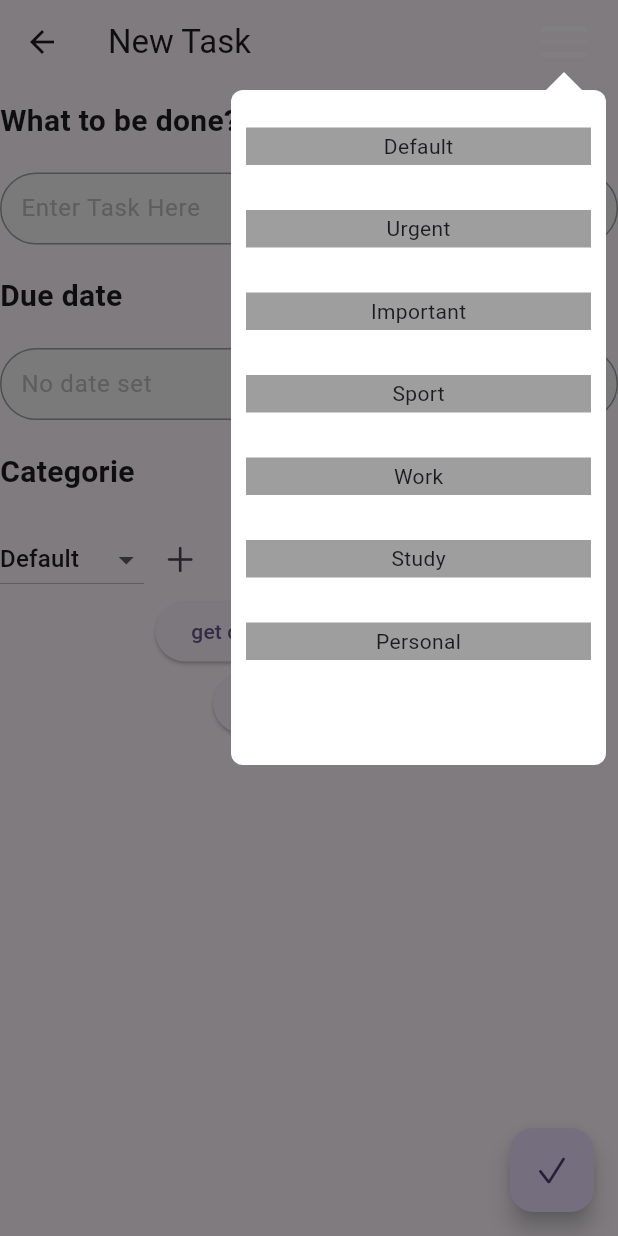
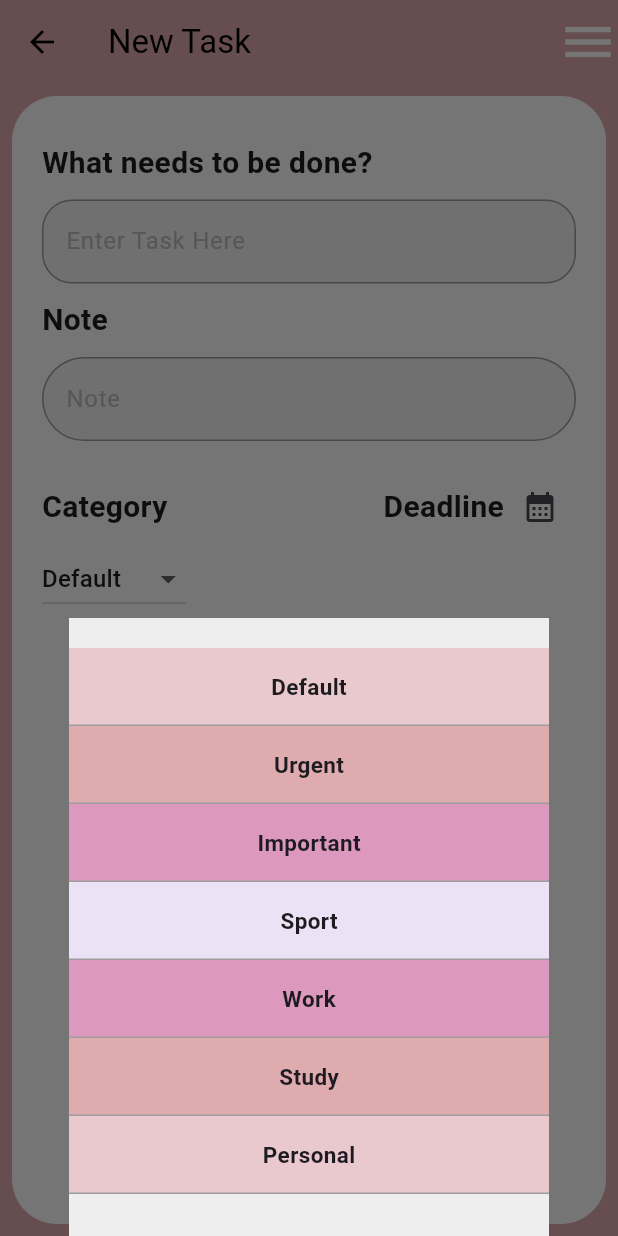
Before and after one commit to rania1231/to_do_list, a Flutter app: the AddTask screen opened directly, after a tap on the "menu" icon, on a phone screen of 412 x 824 dp. Run offline on Flutter 3.47's test engine with Material 3 defaults, Android fonts, the phone set to English and light mode, and no system bars; our stand-ins replace awesome_dialog, awesome_notifications, cloud_firestore, firebase_auth, firebase_core, firebase_storage and 1 more; missing offline and left inert: omni_datetime_picker; accounts and stored records are empty.

Commit message:
design part2

```diff
--- a/lib/views/addTask.dart
+++ b/lib/views/addTask.dart
@@ -1,9 +1,5 @@
 import 'dart:async';
 
-
-import 'package:awesome_notifications/awesome_notifications.dart';
-import 'package:cloud_firestore/cloud_firestore.dart';
-import 'package:firebase_storage/firebase_storage.dart';
 import 'package:flutter/cupertino.dart';
 import 'package:flutter/material.dart';
 import 'package:omni_datetime_picker/omni_datetime_picker.dart';
@@ -13,118 +9,128 @@ import 'package:to_do_list/views/home.dart';
 
 import '../classes/DataClass.dart';
 import '../classes/task.dart';
-import 'package:timezone/data/latest.dart' as tz;
-import 'package:timezone/timezone.dart'as tz;
-
 import 'menu.dart';
 
-
-
 class AddTask extends StatefulWidget {
-  const AddTask({super.key});
+  const AddTask({Key? key});
 
   @override
   State<AddTask> createState() => _AddTaskState();
 }
 
 class _AddTaskState extends State<AddTask> {
-  FirestoreService firestoreService=FirestoreService();
-  TextEditingController taskName=TextEditingController();
-  TextEditingController taskDate=TextEditingController();
-  List<String> categories=['Default','Urgent','Important','Sport','Work','Study','Personal'];
+  FirestoreService firestoreService = FirestoreService();
+  TextEditingController taskName = TextEditingController();
+  TextEditingController description = TextEditingController();
+  List<String> categories = ['Default', 'Urgent', 'Important', 'Sport', 'Work', 'Study', 'Personal'];
   String dropdownValue = 'Default';
-  late tz.Location localTimeZone;
   late DateTime deadline;
-  late  DataClass dataClass;
+  late DataClass dataClass;
 
   @override
   void initState() {
-    // TODO: implement initState
-    dataClass=DataClass(firestoreService: firestoreService);
-    tz.initializeTimeZones();
-
-// Get the local time zone
-    localTimeZone = tz.local;
-    print('LocalTimeZone=$localTimeZone');
+    dataClass = DataClass(firestoreService: firestoreService);
     super.initState();
   }
+
   @override
   Widget build(BuildContext context) {
     return Scaffold(
-      appBar:  AppBar(title:  Row(
-    mainAxisAlignment: MainAxisAlignment.spaceBetween,
-      children: [
-        Text('New Task'),
-        Menu()
+      appBar: AppBar(
+        title: Text('New Task', style: TextStyle(color: Colors.black)),
+        backgroundColor: Color(0xFFDEABAF),
+        elevation: 0,
+        iconTheme: IconThemeData(color: Colors.black),
+        actions: [
+          Menu(),
         ],
-    ),),
-      body: Container(
-        child: Column(
-          children: [
-            Form(
+      ),
+      backgroundColor: Color(0xFFDEABAF),
+      body: Padding(
+        padding: const EdgeInsets.all(8.0),
+        child: Container(
+          width: double.infinity,
+          decoration: BoxDecoration(
+            color: Colors.white,
+            borderRadius: BorderRadius.circular(30.0),
+          ),
+          child: Padding(
+            padding: const EdgeInsets.all(20.0),
             child: Column(
               crossAxisAlignment: CrossAxisAlignment.start,
               children: [
-                    Container(height: 10),
-
-                    // Center(child: Text("Sign Up", style: TextStyle(fontSize:50, fontWeight:  FontWeight.bold),)),
-
-                    Text("What to be done?", style: TextStyle(fontSize: 20, fontWeight:  FontWeight.bold)),
-                    Container(height: 20),
+                SizedBox(height: 10),
+                Text("What needs to be done?", style: TextStyle(fontSize: 20, fontWeight: FontWeight.bold)),
+                SizedBox(height: 10),
                 TextFormField(
                   keyboardType: TextInputType.text,
                   obscureText: false,
-                      validator: (val){
-                        if(val== ""){
-                          return "Can't be empty";
-                        }
-                      },
                   controller: taskName,
                   decoration: InputDecoration(
-                          hintText: 'Enter Task Here', hintStyle:   TextStyle(color: Colors.grey[400]),
-                          contentPadding: EdgeInsets.symmetric(vertical: 2, horizontal: 10),
+                    hintText: 'Enter Task Here',
+                    hintStyle: TextStyle(color: Colors.grey[400]),
                     filled: true,
                     fillColor: Colors.grey[100],
                     border: OutlineInputBorder(
                       borderRadius: BorderRadius.circular(50),
-                              borderSide: BorderSide(color: Colors.grey)),
-                          enabledBorder:  OutlineInputBorder(
-                              borderRadius: BorderRadius.circular(50),
-                              borderSide: BorderSide(color: Colors.grey)
-                          )
+                      borderSide: BorderSide(color: Colors.grey),
+                    ),
+                    enabledBorder: OutlineInputBorder(
+                      borderRadius: BorderRadius.circular(20),
+                      borderSide: BorderSide(color: Colors.grey),
                     ),
                   ),
-
-
-                    Container(height: 20),
-
-                    Text("Due date", style: TextStyle(fontSize: 20, fontWeight:  FontWeight.bold)),
-                    Container(height: 20),
+                ),
+                SizedBox(height: 10),
+                Text("Note", style: TextStyle(fontSize: 20, fontWeight: FontWeight.bold)),
+                SizedBox(height: 10),
                 TextFormField(
-                      keyboardType: TextInputType.datetime,
+                  keyboardType: TextInputType.text,
                   obscureText: false,
-                      controller: taskDate,
+                  controller: description,
                   decoration: InputDecoration(
-                          hintText: 'No date set', hintStyle:   TextStyle(color: Colors.grey[400]),
-                          contentPadding: EdgeInsets.symmetric(vertical: 2, horizontal: 10),
+                    hintText: 'Note',
+                    hintStyle: TextStyle(color: Colors.grey[400]),
                     filled: true,
                     fillColor: Colors.grey[100],
                     border: OutlineInputBorder(
+                      borderRadius: BorderRadius.circular(20),
+                      borderSide: BorderSide(color: Colors.grey),
+                    ),
+                    enabledBorder: OutlineInputBorder(
                       borderRadius: BorderRadius.circular(50),
-                              borderSide: BorderSide(color: Colors.grey)),
-                          enabledBorder:  OutlineInputBorder(
-                              borderRadius: BorderRadius.circular(50),
-                              borderSide: BorderSide(color: Colors.grey)
-                          )
+                      borderSide: BorderSide(color: Colors.grey),
                     ),
                   ),
+                ),
+                SizedBox(height: 20),
+                Row(
+                  mainAxisAlignment: MainAxisAlignment.spaceBetween,
+                  children: [
+                  Column(
+                    children: [
+                      Text("Category", style: TextStyle(fontSize: 20, fontWeight: FontWeight.bold)),
 
-                    Container(height: 20),
 
-                    Text("Categorie", style: TextStyle(fontSize: 20, fontWeight:  FontWeight.bold)),
-                    Container(height: 20),
+                    ],
+                  ),
                   Row(
                     children: [
+                      Text("Deadline", style: TextStyle(fontSize: 20, fontWeight: FontWeight.bold)),
+                      IconButton(
+                        onPressed: () async {
+                          DateTime? dateTime = await showDatePicker();
+                          if (dateTime != null) {
+                            setState(() {
+                              deadline = dateTime;
+                            });
+                          }
+                        },
+                        icon: Icon(Icons.calendar_month),
+                      )
+                    ],
+                  ),
+                ],),
                 DropdownButton<String>(
                   value: dropdownValue,
                   items: categories.map<DropdownMenuItem<String>>((String value) {
@@ -133,94 +139,47 @@ class _AddTaskState extends State<AddTask> {
                       child: Text(value),
                     );
                   }).toList(),
-
-                          onChanged:  (String? value) {
-                            // This is called when the user selects an item.
+                  onChanged: (String? value) {
                     setState(() {
                       dropdownValue = value!;
                     });
-                          },),
-                        IconButton(onPressed: (){}, icon: Icon(CupertinoIcons.add)),
+                  },
+                ),
 
-                      ],
-                    )
-                  ]),
-            ),
-            ElevatedButton(onPressed: ()async{
-             DateTime? dateTime=await showDatePicker();
-             print('dateTime=$dateTime');
-             deadline=dateTime!;
-            }, child: Text('get deadline of your task')),
+                //SizedBox(height: 10),
 
-
-      ElevatedButton(
-        onPressed: () async {
-          final localTimeZone = tz.local;
-          DateTime? deadline = await showDatePicker();
-          if (deadline != null) {
-            // Compare the deadline with the current date
-            if (DateTime.now().isAfter(deadline)) {
-              // If the current date is after the deadline, schedule the notification
-              await AwesomeNotifications().createNotification(
-                content: NotificationContent(
-                  id: UniqueKey().hashCode,
-                  channelKey: "basic_channel",
-                  title: "Task Deadline Exceeded",
-                  body: "Your task deadline has been exceeded!",
-                ),
-                schedule: NotificationInterval(
-                  interval: 0,
-                  timeZone: (localTimeZone).toString(),
-                  repeats: false,
-                  preciseAlarm: true,
-                ),
-              );
-
-            } else {
-              // If the current date is before the deadline, set a timer to schedule the notification when the deadline is reached
-              Duration difference = deadline.difference(DateTime.now());
-              Timer(difference, () async {
-
-                await AwesomeNotifications().createNotification(
-                  content: NotificationContent(
-                    id: UniqueKey().hashCode,
-                    channelKey: "basic_channel",
-                    title: "Task Deadline Exceeded",
-                    body: "Your task deadline has been exceeded!",
-                  ),
-                );
-              });
-            }
-          }
-        },
-        child: Text('Set Deadline'),
-      ),
               ],
             ),
           ),
-      floatingActionButton:FloatingActionButton(
-        onPressed: ()async{
-
-          Tache task=Tache(id:"",title:  taskName.text, completed: false,description: "",createdAt: DateTime.now(),categoryId:dropdownValue ,deadline:deadline );
+        ),
+      ),
+      floatingActionButtonLocation: FloatingActionButtonLocation.centerFloat,
+      floatingActionButton: FloatingActionButton(
+        backgroundColor: Color(0xFFDEABAF),
+        onPressed: () async {
+          Tache task = Tache(
+            id: "",
+            title: taskName.text,
+            completed: false,
+            description: description.text,
+            createdAt: DateTime.now(),
+            categoryId: dropdownValue,
+            deadline: deadline,
+          );
           context.read<DataClass>().addTask(task);
-          dataClass.sendNotif(task.deadline, task.completed);
-          Navigator.pushAndRemoveUntil(context, MaterialPageRoute(builder: (context)=>HomePage()), (route) => false);
-
+          Navigator.pushAndRemoveUntil(context, MaterialPageRoute(builder: (context) => HomePage()), (route) => false);
         },
         child: Icon(CupertinoIcons.check_mark),
-      ) ,
+      ),
     );
   }
 
-  Future<DateTime?> showDatePicker()async {
+  Future<DateTime?> showDatePicker() async {
     return await showOmniDateTimePicker(
       context: context,
       initialDate: DateTime.now(),
-      firstDate:
-      DateTime(1600).subtract(const Duration(days: 3652)),
-      lastDate: DateTime.now().add(
-        const Duration(days: 3652),
-      ),
+      firstDate: DateTime(1600).subtract(const Duration(days: 3652)),
+      lastDate: DateTime.now().add(const Duration(days: 3652)),
       is24HourMode: false,
       isShowSeconds: false,
       minutesInterval: 1,
@@ -244,7 +203,6 @@ class _AddTaskState extends State<AddTask> {
       transitionDuration: const Duration(milliseconds: 200),
       barrierDismissible: true,
       selectableDayPredicate: (dateTime) {
-        // Disable 25th Feb 2023
         if (dateTime == DateTime(2023, 2, 25)) {
           return false;
         } else {
@@ -253,8 +211,4 @@ class _AddTaskState extends State<AddTask> {
       },
     );
   }
-
-
-
-
 }
--- a/lib/views/menu.dart
+++ b/lib/views/menu.dart
@@ -1,36 +1,43 @@
 import 'package:flutter/material.dart';
-import 'package:popover/popover.dart';
 import 'package:to_do_list/views/taskByCategory.dart';
 
-
 class Menu extends StatelessWidget {
-  const Menu({super.key});
+  const Menu({Key? key}) : super(key: key);
 
   @override
   Widget build(BuildContext context) {
     return GestureDetector(
-      onTap: ()=>showPopover(
-          context: context,
-          bodyBuilder: (context)=>Column(
-            children: [
-              SizedBox(height: 10),
-              buildMenuItem(context, 'Default'),
-              buildMenuItem(context, 'Urgent'),
-              buildMenuItem(context, 'Important'),
-              buildMenuItem(context, 'Sport'),
-              buildMenuItem(context, 'Work'),
-              buildMenuItem(context, 'Study'),
-              buildMenuItem(context, 'Personal'),
-
-            ],
-        ),
-        height: 450,
-        width: 250
-      ),
-      child: Icon(Icons.menu,color: Colors.white,size: 40,),
+      onTap: () => showMenu(context),
+      child: Icon(Icons.menu, color: Colors.white, size: 40),
     );
   }
-  Widget buildMenuItem(BuildContext context, String category) {
+
+  void showMenu(BuildContext context) {
+    showModalBottomSheet(
+      context: context,
+      builder: (context) {
+        return Container(
+          height: MediaQuery.of(context).size.height * 0.5,
+          padding: EdgeInsets.symmetric(vertical: 20),
+          color: Colors.grey[200],
+          child: Column(
+            children: [
+
+              buildMenuItem(context, 'Default', Color(0xFFE9C8CE)),
+              buildMenuItem(context, 'Urgent', Color(0xFFDEABAF)),
+              buildMenuItem(context, 'Important', Color(0xFFDC98BD)),
+              buildMenuItem(context, 'Sport', Color(0xFFEBE3F5)),
+              buildMenuItem(context, 'Work', Color(0xFFDC98BD)),
+              buildMenuItem(context, 'Study', Color(0xFFDEABAF)),
+              buildMenuItem(context, 'Personal', Color(0xFFE9C8CE)),
+            ],
+          ),
+        );
+      },
+    );
+  }
+
+  Widget buildMenuItem(BuildContext context, String category, Color color) {
     return GestureDetector(
       onTap: () {
         Navigator.push(
@@ -41,12 +48,13 @@ class Menu extends StatelessWidget {
         );
       },
       child: Container(
-        child: Center(child: Text(category)),
-        height: 25,
-        width: 230,
-        decoration: BoxDecoration(color: Colors.grey),
-        // Add styling as needed
-        margin: EdgeInsets.symmetric(vertical: 15),
+        padding: EdgeInsets.symmetric(vertical: 15),
+        width: 320,
+        decoration: BoxDecoration(
+          color: color,
+          border: Border(bottom: BorderSide(color: Colors.grey)),
+        ),
+        child: Center(child: Text(category,style: TextStyle(fontWeight: FontWeight.bold,fontSize: 15),),),
       ),
     );
   }
```
Also changed, not shown: lib/views/taskByCategory.dart (+69 -42 lines), lib/views/updateTask.dart (+125 -116 lines). Lines whose indentation alone changed are shown as unchanged.
